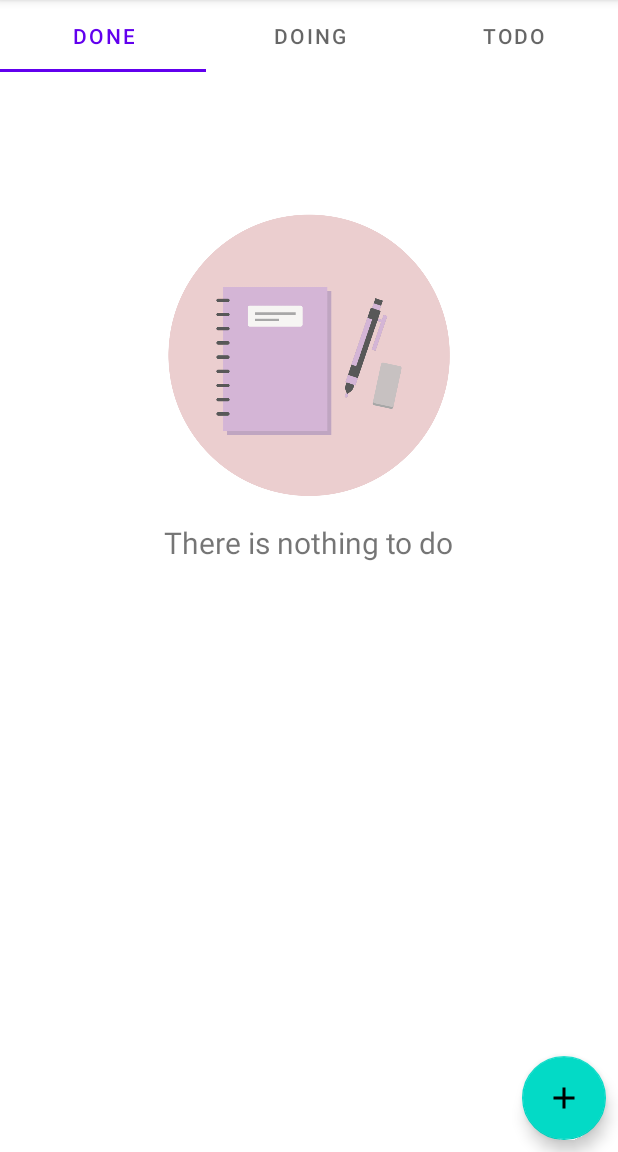
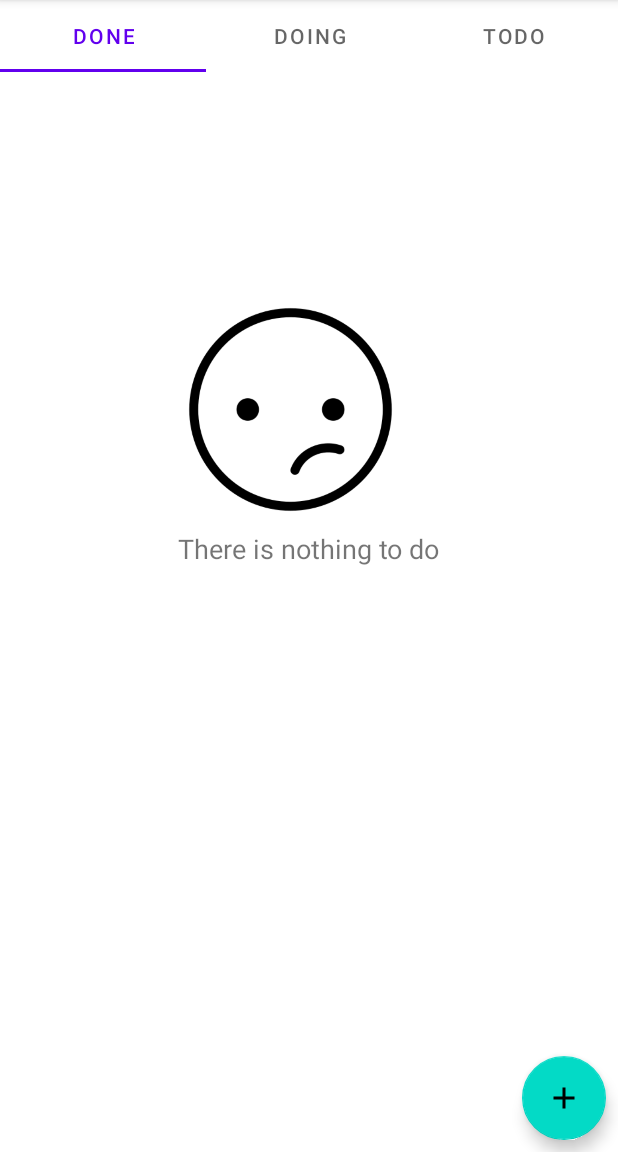
Before and after one commit to ArezooSadeghi/ManagerTask, an Android app: the TaskPagerActivity screen opened directly, with no data from a screen before it, on a phone screen of 412 x 824 dp, the part 84-1236 px from its top. Run offline under Robolectric (Android 15) with nearby library versions, the phone set to English and light mode, and no system bars; our stand-ins replace Room's generated code.

Commit message:
Fix errors.

```diff
--- a/app/src/main/java/com/example/managertask/activity/TaskPagerActivity.java
+++ b/app/src/main/java/com/example/managertask/activity/TaskPagerActivity.java
@@ -19,6 +19,7 @@ import com.example.managertask.R;
 import com.example.managertask.fragment.DoingFragment;
 import com.example.managertask.fragment.DoneFragment;
 import com.example.managertask.fragment.NewTaskDialog;
+import com.example.managertask.fragment.TaskInformationDialog;
 import com.example.managertask.fragment.TodoFragment;
 import com.google.android.material.floatingactionbutton.FloatingActionButton;
 import com.google.android.material.tabs.TabLayout;
@@ -26,7 +27,8 @@ import com.google.android.material.tabs.TabLayoutMediator;
 
 import java.util.UUID;
 
-public class TaskPagerActivity extends AppCompatActivity implements NewTaskDialog.Callbacks {
+public class TaskPagerActivity extends AppCompatActivity implements NewTaskDialog.Callbacks,
+        TaskInformationDialog.TaskInformationCallbacks, TaskInformationDialog.TaskInformationCallbacks1 {
     private static final String EXTRA_USER_ID = "com.example.managertask.userId";
     private static final String TAG = "TPA";
     private ViewPager2 mViewPager;
@@ -91,7 +93,21 @@ public class TaskPagerActivity extends AppCompatActivity implements NewTaskDialo
     }
 
     @Override
+    public void okClicked() {
+        mDoneFragment.updateRecyclerview();
+        mDoingFragment.updateRecyclerview();
+        mTodoFragment.updateRecyclerview();
+    }
+
+    @Override
     public void saveClicked() {
+        mDoneFragment.updateRecyclerview();
+        mDoingFragment.updateRecyclerview();
+        mTodoFragment.updateRecyclerview();
+    }
+
+    @Override
+    public void deleteClicked() {
         mDoneFragment.updateRecyclerview();
         mDoingFragment.updateRecyclerview();
         mTodoFragment.updateRecyclerview();
--- a/app/src/main/java/com/example/managertask/database/DemoDao.java
+++ b/app/src/main/java/com/example/managertask/database/DemoDao.java
@@ -3,6 +3,7 @@ package com.example.managertask.database;
 import androidx.room.Dao;
 import androidx.room.Delete;
 import androidx.room.Insert;
+import androidx.room.OnConflictStrategy;
 import androidx.room.Query;
 import androidx.room.Update;
 
@@ -31,7 +32,7 @@ public interface DemoDao {
     @Update
     void updateUser(User user);
 
-    @Update
+    @Update(onConflict = OnConflictStrategy.REPLACE)
     void updateTask(Task task);
 
     @Query("SELECT * FROM task_table")
--- a/app/src/main/java/com/example/managertask/fragment/NewTaskDialog.java
+++ b/app/src/main/java/com/example/managertask/fragment/NewTaskDialog.java
@@ -100,7 +100,7 @@ public class NewTaskDialog extends DialogFragment {
                 }
                 mDatabase = DemoDatabase.getInstance(getActivity());
                 mDatabase.getDemoDao().insertTask(mTask);
-                mCallbacks.saveClicked();
+                mCallbacks.okClicked();
                 dismiss();
             }
         });
@@ -154,7 +154,7 @@ public class NewTaskDialog extends DialogFragment {
     }
 
     public interface Callbacks {
-        void saveClicked();
+        void okClicked();
     }
 
     @Override
--- a/app/src/main/res/layout/activity_taskpager.xml
+++ b/app/src/main/res/layout/activity_taskpager.xml
@@ -17,8 +17,8 @@
 
         <androidx.viewpager2.widget.ViewPager2
             android:id="@+id/viewpager"
-            android:layout_width="wrap_content"
-            android:layout_height="wrap_content" />
+            android:layout_width="match_parent"
+            android:layout_height="match_parent" />
     </LinearLayout>
 
     <com.google.android.material.floatingactionbutton.FloatingActionButton
--- a/app/src/main/res/layout/fragment_done.xml
+++ b/app/src/main/res/layout/fragment_done.xml
@@ -1,37 +1,40 @@
 <?xml version="1.0" encoding="utf-8"?>
-<FrameLayout xmlns:android="http://schemas.android.com/apk/res/android"
+<LinearLayout xmlns:android="http://schemas.android.com/apk/res/android"
     xmlns:tools="http://schemas.android.com/tools"
     android:layout_width="match_parent"
     android:layout_height="match_parent"
+    android:orientation="vertical"
     tools:context=".fragment.DoneFragment">
 
     <androidx.recyclerview.widget.RecyclerView
         android:id="@+id/done_recyclerview"
-        android:layout_width="match_parent"
-        android:layout_height="match_parent" />
+        android:layout_width="wrap_content"
+        android:layout_height="wrap_content" />
 
     <LinearLayout
         android:id="@+id/layout_empty_recyclerview"
         android:layout_width="wrap_content"
         android:layout_height="wrap_content"
         android:layout_gravity="center"
+        android:layout_marginTop="150dp"
         android:orientation="vertical"
         android:visibility="gone">
 
         <ImageView
-            android:layout_width="200dp"
-            android:layout_height="200dp"
-            android:layout_marginTop="90dp"
-            android:src="@drawable/notebook" />
+            android:layout_width="150dp"
+            android:layout_height="150dp"
+            android:src="@drawable/emoji" />
 
         <TextView
             android:layout_width="wrap_content"
             android:layout_height="wrap_content"
+            android:layout_marginTop="5dp"
             android:layout_gravity="center"
-            android:layout_marginTop="10dp"
             android:text="@string/empty_recyclerview"
-            android:textSize="20sp" />
+            android:textSize="18sp" />
 
     </LinearLayout>
 
-</FrameLayout>
+
+
+</LinearLayout>
```
Also changed, not shown: app/src/main/java/com/example/managertask/adapter/TaskAdapter.java (+12 -12 lines), app/src/main/java/com/example/managertask/fragment/TaskInformationDialog.java (+32 -5 lines), app/src/main/java/com/example/managertask/model/Task.java (+6 -4 lines), app/src/main/res/layout/fragment_doing.xml (+14 -11 lines), app/src/main/res/layout/fragment_todo.xml (+11 -11 lines), app/src/main/res/drawable/emoji.png (added).
